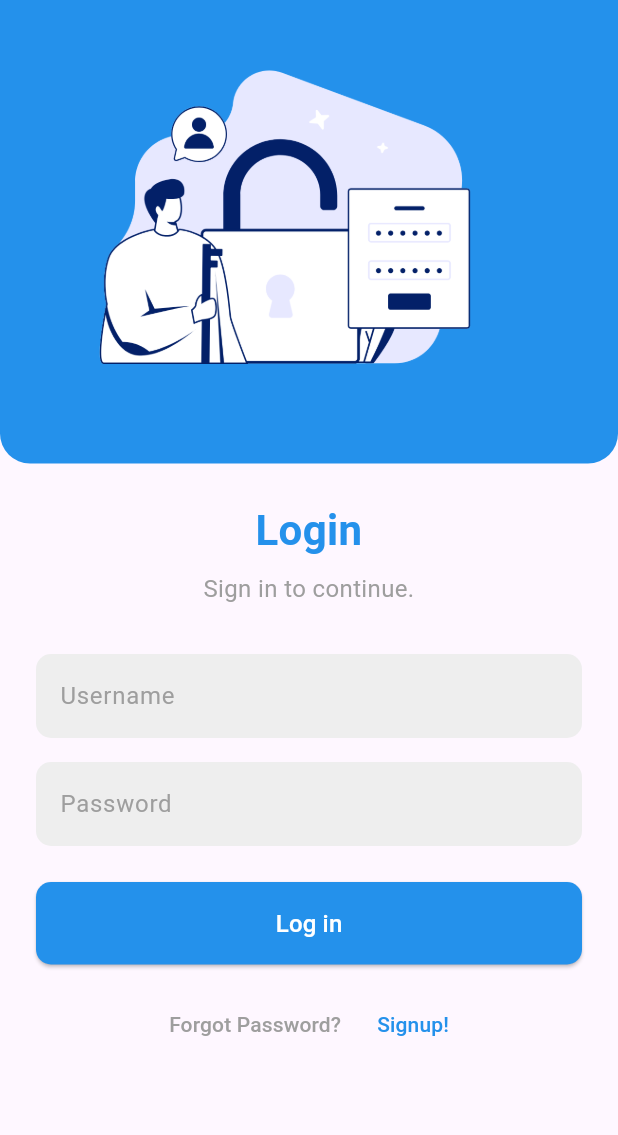
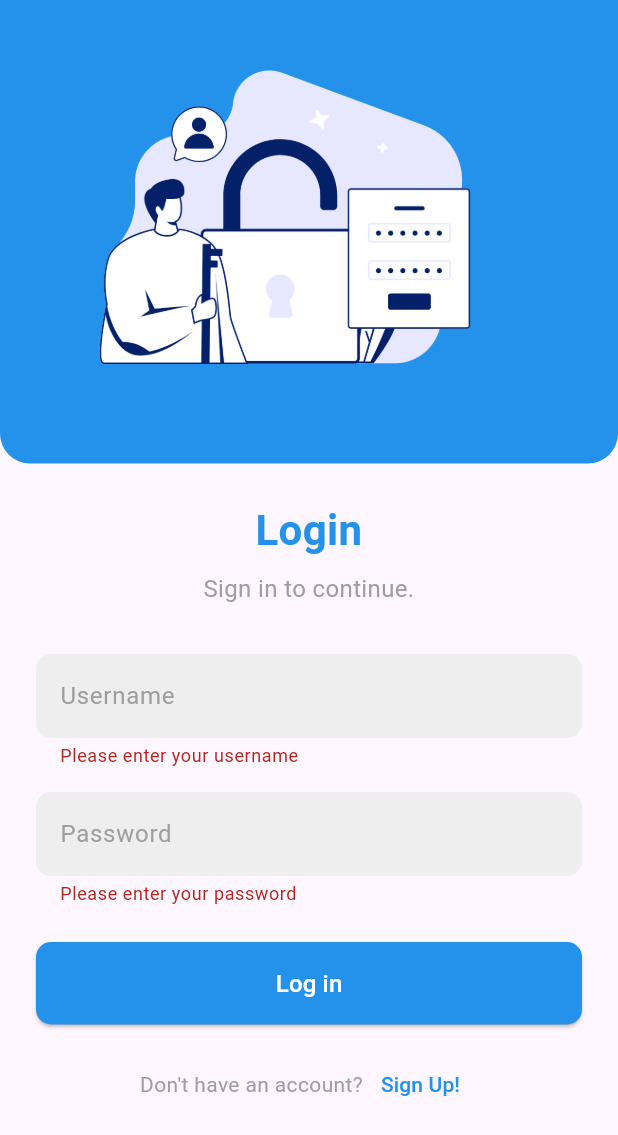
Before and after one commit to Kamrul-Hasan-2/Task_Management, a Flutter app: the screen it shows after launch, after a tap on "Log in", on a phone screen of 412 x 824 dp. Shown: the top 1135 px of the screen. Run offline on Flutter 3.47's test engine with Material 3 defaults, Android fonts, the phone set to English and light mode, and no system bars; our stand-ins replace get, shared_preferences.

Commit message:
Login Screen Done

```diff
--- /dev/null
+++ b/lib/data/model/network_respose.dart
@@ -0,0 +1,13 @@
+class NetworkResponse {
+  final bool isSuccess;
+  final int statusCode;
+  String errorMessage;
+  dynamic responseData;
+
+  NetworkResponse({
+    required this.isSuccess,
+    required this.statusCode,
+    this.responseData,
+    this.errorMessage = 'Something went Wrong. Try Again',
+  });
+}
--- /dev/null
+++ b/lib/data/utils/urls.dart
@@ -0,0 +1,5 @@
+class Urls{
+  static const String _baseUrl = 'http://206.189.138.45:8052';
+  static const String login = '$_baseUrl/user/login';
+
+}
--- a/lib/ui/home/login_screen.dart
+++ b/lib/ui/home/login_screen.dart
@@ -1,7 +1,10 @@
 import 'package:flutter/material.dart';
 import 'package:get/get.dart';
-import 'package:task_management/ui/home/forgot_password_screen.dart';
+import 'package:task_management/ui/controller/login_controller.dart';
+import 'package:task_management/ui/home/home_screen.dart';
 import 'package:task_management/ui/home/registration_screen.dart';
+import 'package:task_management/ui/widget/centred_circular_progress_indicator.dart';
+import 'package:task_management/ui/widget/snack_bar_message.dart';
 
 class LoginScreen extends StatefulWidget {
   const LoginScreen({super.key});
@@ -11,18 +14,26 @@ class LoginScreen extends StatefulWidget {
 }
 
 class _LoginScreenState extends State<LoginScreen> {
+  final GlobalKey<FormState> _formKey = GlobalKey<FormState>();
+  final TextEditingController _userNameTEController = TextEditingController();
+  final TextEditingController _passwordTEController = TextEditingController();
+
+  final LoginController _loginController = Get.put(LoginController());
+
+  static const Color themeColor = Color(0xFF2491EB);
+
   @override
   Widget build(BuildContext context) {
+
     return Scaffold(
       body: Column(
-        crossAxisAlignment: CrossAxisAlignment.stretch,
         children: [
           // Header Section
           Expanded(
             flex: 3,
             child: Container(
               decoration: const BoxDecoration(
-                color: Color(0xFF2491EB),
+                color: themeColor,
                 borderRadius: BorderRadius.only(
                   bottomLeft: Radius.circular(20),
                   bottomRight: Radius.circular(20),
@@ -31,8 +42,8 @@ class _LoginScreenState extends State<LoginScreen> {
               child: Center(
                 child: Image.asset(
                   'assets/images/login.png', // Replace with your asset
-                  height: 500,
-                  width: 350,
+                  height: 550,
+                  width: 400,
                 ),
               ),
             ),
@@ -44,6 +55,8 @@ class _LoginScreenState extends State<LoginScreen> {
             child: Padding(
               padding: const EdgeInsets.all(24.0),
               child: SingleChildScrollView(
+                child: Form(
+                  key: _formKey,
                   child: Column(
                     crossAxisAlignment: CrossAxisAlignment.stretch,
                     children: [
@@ -53,7 +66,7 @@ class _LoginScreenState extends State<LoginScreen> {
                         style: TextStyle(
                           fontSize: 28,
                           fontWeight: FontWeight.bold,
-                        color: Color(0xFF2491EB),
+                          color: themeColor,
                         ),
                         textAlign: TextAlign.center,
                       ),
@@ -68,43 +81,33 @@ class _LoginScreenState extends State<LoginScreen> {
                       ),
                       const SizedBox(height: 32),
 
+                      // Login Form Fields
                       _buildLoginFormSection(),
                       const SizedBox(height: 24),
 
                       // Login Button
-                    ElevatedButton(
-                      onPressed: () {},
+                      GetBuilder<LoginController>(
+                        builder: (controller) {
+                          return Visibility(
+                            visible: !controller.inProgress,
+                            replacement: const CentreCircularProgressIndicator(),
+                            child: ElevatedButton(
+                              onPressed: _logIn,
                               child: const Text(
                                 "Log in",
-                        style: TextStyle(color: Colors.white, fontSize: 16),
+                                style: TextStyle(
+                                    color: Colors.white, fontSize: 16),
                               ),
+                            ),
+                          );
+                        },
                       ),
                       const SizedBox(height: 16),
 
-                    Row(
-                      mainAxisAlignment: MainAxisAlignment.center,
-                      children: [
-                        TextButton(
-                          onPressed: () {
-                            Get.to(const ActivateUserScreen());
-                          },
-                          child: const Text(
-                            "Forgot Password?",
-                            style: TextStyle(color: Colors.grey),
-                          ),
-                        ),
-                        TextButton(
-                          onPressed: () {
-                            Get.to(const RegistrationScreen());
-                          },
-                          child: const Text(
-                            "Signup!",
-                            style: TextStyle(color: Color(0xFF2491EB)),
-                          ),
-                        ),
+                      // Signup Section
+                      _buildSignUpSection(themeColor),
                     ],
                   ),
-                  ],
                 ),
               ),
             ),
@@ -114,22 +117,87 @@ class _LoginScreenState extends State<LoginScreen> {
     );
   }
 
-  Column _buildLoginFormSection() {
+  Widget _buildLoginFormSection() {
     return Column(
       children: [
         TextFormField(
+          controller: _userNameTEController,
+          autovalidateMode: AutovalidateMode.onUserInteraction,
           decoration: const InputDecoration(
             labelText: 'Username',
           ),
+          validator: (value) {
+            if (value == null || value.isEmpty) {
+              return 'Please enter your username';
+            }
+            return null;
+          },
         ),
         const SizedBox(height: 16),
         TextFormField(
+          controller: _passwordTEController,
           obscureText: true,
+          autovalidateMode: AutovalidateMode.onUserInteraction,
           decoration: const InputDecoration(
             labelText: 'Password',
+          ),
+          validator: (value) {
+            if (value == null || value.isEmpty) {
+              return 'Please enter your password';
+            }
+            if (value.length < 6) {
+              return 'Password must be at least 6 characters';
+            }
+            return null;
+          },
+        ),
+      ],
+    );
+  }
+
+  Widget _buildSignUpSection(Color themeColor) {
+    return Row(
+      mainAxisAlignment: MainAxisAlignment.center,
+      children: [
+        const Text(
+          'Don\'t have an account?',
+          style: TextStyle(color: Colors.grey),
+        ),
+        TextButton(
+          onPressed: () {
+            Get.to(() => const RegistrationScreen());
+          },
+          child: Text(
+            "Sign Up!",
+            style: TextStyle(color: themeColor),
           ),
         ),
       ],
     );
   }
+
+  Future<void> _logIn() async {
+    if (_formKey.currentState!.validate()) {
+      final bool result = await _loginController.login(
+        _userNameTEController.text.trim(),
+        _passwordTEController.text.trim(),
+      );
+
+      if (result) {
+        snackBarMessage(context, 'Login Successful');
+        Get.to(const HomeScreen());
+        // Navigate to the next screen if needed
+      } else {
+        snackBarMessage(context, _loginController.errorMessage ?? 'Login Failed',
+             true);
       }
+    }
+  }
+
+  @override
+  void dispose() {
+    _userNameTEController.dispose();
+    _passwordTEController.dispose();
+    super.dispose();
+  }
+}
--- a/pubspec.yaml
+++ b/pubspec.yaml
@@ -16,6 +16,8 @@ dependencies:
 
   cupertino_icons: ^1.0.8
   get: ^4.6.6
+  shared_preferences: ^2.3.3
+  http: ^1.2.2
 
 dev_dependencies:
   flutter_test:
```
Also changed, not shown: lib/controller_binder.dart (added, +9 -0 lines), lib/data/service/network_caller.dart (added, +103 -0 lines), lib/ui/controller/auth_controller.dart (added, +53 -0 lines), lib/ui/controller/login_controller.dart (added, +40 -0 lines), lib/ui/home/home_screen.dart (added, +16 -0 lines), lib/ui/widget/centred_circular_progress_indicator.dart (added, +12 -0 lines), lib/ui/widget/snack_bar_message.dart (added, +9 -0 lines), lib/ui/home/activate_user.dart (renamed from lib/ui/home/forgot_password_screen.dart), pubspec.lock, 2 other files. Lines whose indentation alone changed are shown as unchanged.
